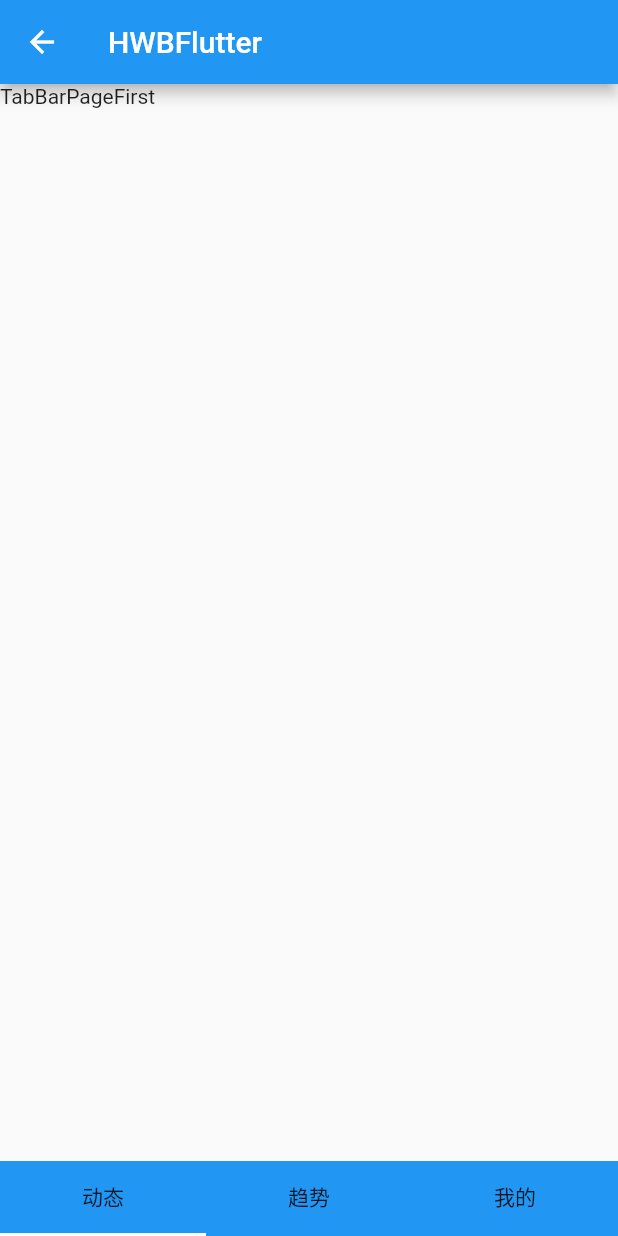
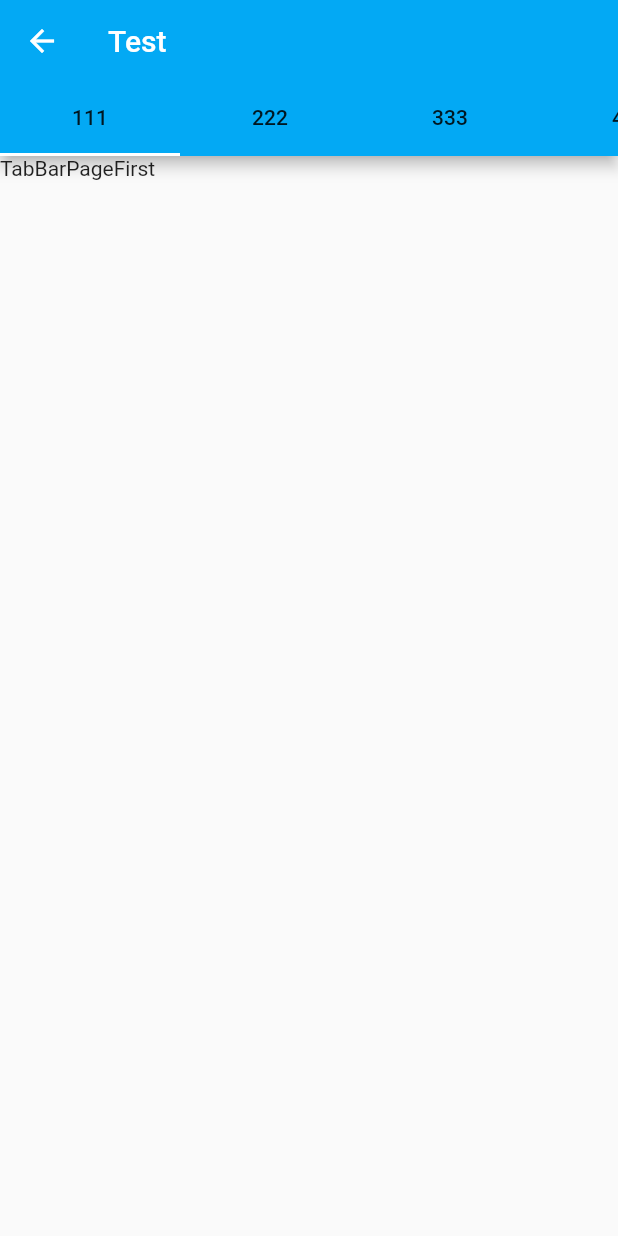
Before and after one commit to MiloHwb/flutter_practice_app, a Flutter app: the screen it shows after launch, after a tap on "Top Tab", on a phone screen of 412 x 824 dp. Run offline on Flutter 3.47's test engine with Material 2 defaults, Android fonts, the phone set to English and light mode, and no system bars.

Commit message:
顶部tab

```diff
--- a/lib/main.dart
+++ b/lib/main.dart
@@ -3,6 +3,7 @@ import 'package:flutter_practice_app/page_widgets.dart';
 
 import 'layout_widgets.dart';
 import 'tab_bar_with_page_view/tab_bar_bottom_page.dart';
+import 'tab_bar_with_page_view/tab_bar_top_page.dart';
 
 void main() {
 //  runApp(LayoutWidget());
@@ -16,10 +17,11 @@ class MyApp extends StatelessWidget {
     return MaterialApp(
       title: 'Flutter Demo',
       theme: ThemeData(primarySwatch: Colors.blue),
-      home:MainPage() ,
+      home: MainPage(),
     );
   }
 }
+
 class MainPage extends StatelessWidget {
   @override
   Widget build(BuildContext context) {
@@ -31,23 +33,25 @@ class MainPage extends StatelessWidget {
         children: <Widget>[
           FlatButton(
             onPressed: () {
-              Navigator.push(context, MaterialPageRoute(builder: (context) =>
-                  TabBarBottomPageWidget()));
+              Navigator.of(context)
+                  .push(MaterialPageRoute(builder: (context) => TabBarTopPageWidget()));
             },
             color: Colors.blue,
             child: Text('Top Tab'),
           ),
           FlatButton(
-            onPressed: () {},
+            onPressed: () {
+              Navigator.push(
+                  context, MaterialPageRoute(builder: (context) => TabBarBottomPageWidget()));
+            },
             color: Colors.blue,
-            child: Text('Top Tab'),
+            child: Text('Bottom Tab'),
           ),
         ],
       ),
     );
   }
 }
-
 
 class LayoutWidget extends StatelessWidget {
   // This widget is the root of your application.
--- /dev/null
+++ b/lib/tab_bar_with_page_view/tab_bar_page_forth.dart
@@ -0,0 +1,15 @@
+import 'package:flutter/material.dart';
+
+class TabBarPageForth extends StatefulWidget {
+  @override
+  _TabBarPageForthState createState() => _TabBarPageForthState();
+}
+
+class _TabBarPageForthState extends State<TabBarPageForth> {
+  @override
+  Widget build(BuildContext context) {
+    return Container(
+      child: Text('TabBarPageForth'),
+    );
+  }
+}
--- /dev/null
+++ b/lib/tab_bar_with_page_view/tab_bar_top_page.dart
@@ -0,0 +1,83 @@
+import 'package:flutter/material.dart';
+import 'package:flutter_practice_app/tab_bar_with_page_view/tab_bar_widget.dart';
+
+import 'tab_bar_page_first.dart';
+import 'tab_bar_page_forth.dart';
+import 'tab_bar_page_second.dart';
+import 'tab_bar_page_third.dart';
+
+class TabBarTopPageWidget extends StatefulWidget {
+  @override
+  _TabBarTopPageWidgetState createState() => _TabBarTopPageWidgetState();
+}
+
+class _TabBarTopPageWidgetState extends State<TabBarTopPageWidget> {
+  final PageController pageController = PageController();
+  final List<String> tabs = [
+    "111",
+    "222",
+    "333",
+    "444",
+    "555",
+    "666",
+    "777",
+    "888",
+    "999",
+    "1010",
+    "1111",
+    "1212",
+    "1313",
+    "1414",
+    "!515",
+    "1616"
+  ];
+
+  List<Widget> _renderTab() {
+    List<Widget> list = [];
+    for (int i = 0; i < tabs.length; i++) {
+      list.add(FlatButton(
+        onPressed: () {
+          //两种方式都可以进行跳转
+//          pageController.jumpTo(MediaQuery.of(context).size.width * i);
+          pageController.jumpToPage(i);
+        },
+        child: Text(tabs[i]),
+      ));
+    }
+    return list;
+  }
+
+  List<Widget> _renderPage() {
+    return [
+      TabBarPageFirst(),
+      TabBarPageSecond(),
+      TabBarPageThird(),
+      TabBarPageForth(),
+      TabBarPageFirst(),
+      TabBarPageSecond(),
+      TabBarPageThird(),
+      TabBarPageForth(),
+      TabBarPageFirst(),
+      TabBarPageSecond(),
+      TabBarPageThird(),
+      TabBarPageForth(),
+      TabBarPageFirst(),
+      TabBarPageSecond(),
+      TabBarPageThird(),
+      TabBarPageForth(),
+    ];
+  }
+
+  @override
+  Widget build(BuildContext context) {
+    return HWBTabBar(
+      type: HWBTabBar.TOP_TAB,
+      tabItems: _renderTab(),
+      tabViews: _renderPage(),
+      topPageControl: pageController,
+      backgroundColor: Colors.lightBlue,
+      indicatorColor: Colors.white,
+      title: Text('Test'),
+    );
+  }
+}
```
Also changed, not shown: lib/generated/i18n.dart (added). Lines whose indentation alone changed are shown as unchanged.
